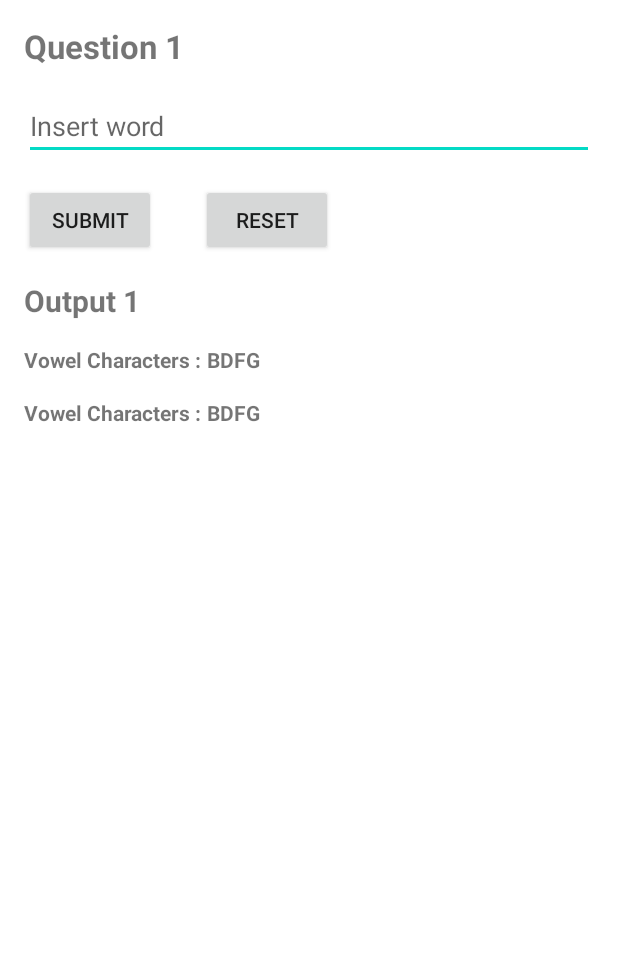
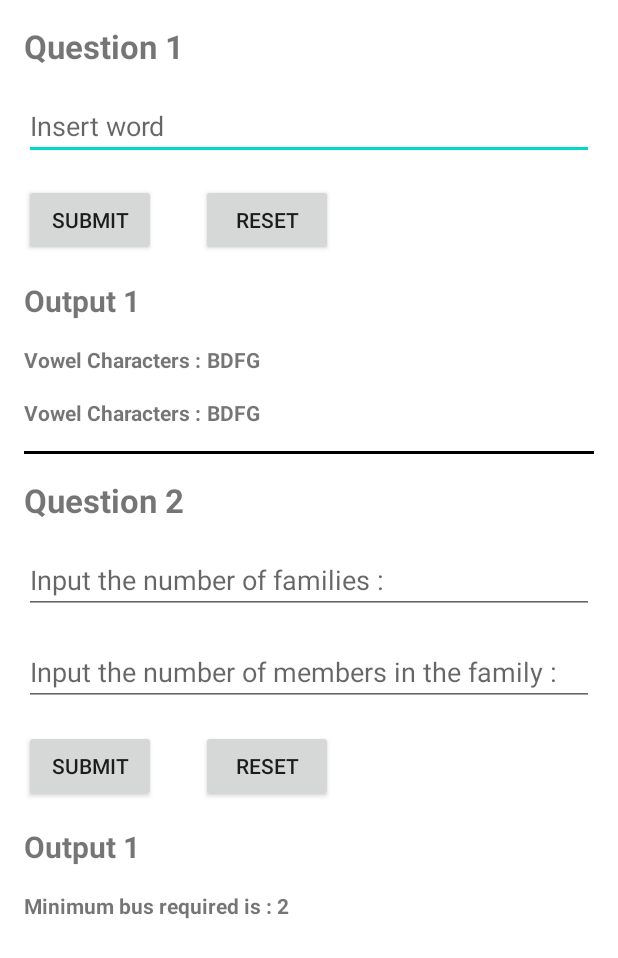
Before and after one commit to FarouqAnNajaby/NawaDataTestV5, an Android app: the layout activity_main.xml on its own in the app's theme, with its tools: preview values and no code run, on a phone screen of 412 x 824 dp. Shown: the top 958 px of the screen. Run offline under Robolectric (Android 15) with nearby library versions, the phone set to English and light mode, and no system bars.

Commit message:
done question 2 and fix bug question 1 konsonan

```diff
--- a/app/src/main/java/com/example/nawadata/MainActivity.kt
+++ b/app/src/main/java/com/example/nawadata/MainActivity.kt
@@ -1,7 +1,6 @@
 package com.example.nawadata
 
 import android.os.Bundle
-import android.util.Log
 import android.widget.Toast
 import androidx.appcompat.app.AppCompatActivity
 import com.example.nawadata.databinding.ActivityMainBinding
@@ -10,8 +9,8 @@ class MainActivity : AppCompatActivity() {
 
     private lateinit var binding: ActivityMainBinding
     private val listVocal = arrayListOf<String>()
-    private val filterListVocal = arrayListOf<String>()
-    private val listKonsonan = arrayListOf<Char>()
+    private val listKonsonan = arrayListOf<String>()
+    private val listMember = arrayListOf<Int>()
 
     override fun onCreate(savedInstanceState: Bundle?) {
         super.onCreate(savedInstanceState)
@@ -26,11 +25,13 @@ class MainActivity : AppCompatActivity() {
                         listVocal.add(char.toString())
                     }
                     else{
-                        listKonsonan.add(char)
+                        listKonsonan.add(char.toString())
                     }
                 }
                 val dataVocal = convertToString(listVocal)
+                val dataKonsonan = convertToString(listKonsonan)
                 binding.tvHasilVokal.text = " $dataVocal"
+                binding.tvHasilKonsonan.text = " $dataKonsonan"
             }
             else{
                 Toast.makeText(this, "Please insert word", Toast.LENGTH_SHORT).show()
@@ -40,16 +41,49 @@ class MainActivity : AppCompatActivity() {
 
         binding.buttonReset.setOnClickListener {
             listVocal.clear()
+            listKonsonan.clear()
             binding.edtSoal1.setText("")
             binding.tvHasilKonsonan.text = ""
             binding.tvHasilVokal.text = ""
             binding.buttonHasil.isEnabled = true
         }
 
+        binding.buttonHasil2.setOnClickListener {
+            val dataCountFamily = binding.edtCountFamily.text
+            val dataCountMember = binding.edtMember.text
+            if (dataCountFamily?.isNotBlank() == true && dataCountMember?.isNotBlank() == true){
+                val countFamilies = dataCountFamily.toString().toInt()
+                val countMember = dataCountMember.toString().replace("\\s".toRegex(), "").length
+                if (countFamilies != countMember){
+                    Toast.makeText(this, "Input must be equal with count of family", Toast.LENGTH_SHORT).show()
+                }
+                else{
+                    val data = binding.edtMember.text.toString().replace("\\s".toRegex(), "")
+                    data.forEach {
+                        listMember.add(it.toString().toInt())
+                    }
+                    val sum = listMember.sum()
+                    val maxPassenger = 4
+                    var totalBus = sum / maxPassenger
+                    if (sum % maxPassenger != 0){
+                        totalBus += 1
+                    }
+                    Toast.makeText(this, totalBus.toString(), Toast.LENGTH_SHORT).show()
+                }
+            }
+            binding.buttonHasil2.isEnabled = false
+        }
+
+        binding.buttonReset2.setOnClickListener {
+            listMember.clear()
+            binding.edtMember.setText("")
+            binding.edtCountFamily.setText("")
+            binding.buttonHasil2.isEnabled = true
+        }
+
     }
 
     private fun convertToString(arrayList: ArrayList<String>): String {
-        var s = ""
         val data = arrayList.groupBy { it.first().lowercase() }
         val list = arrayListOf<String>()
         data.forEach { (_, u) ->
@@ -57,7 +91,6 @@ class MainActivity : AppCompatActivity() {
                 list.add(it)
             }
         }
-        s = list.joinToString("")
-        return s
+        return list.joinToString("").replace("\\s".toRegex(), "").lowercase()
     }
 }
--- a/app/src/main/res/layout/activity_main.xml
+++ b/app/src/main/res/layout/activity_main.xml
@@ -107,6 +107,99 @@
             android:layout_marginTop="16dp"
             android:textStyle="bold"/>
 
+        <View
+            android:id="@+id/view"
+            android:layout_width="match_parent"
+            android:layout_height="2dp"
+            android:background="@color/black"
+            android:layout_marginTop="16dp"
+            app:layout_constraintTop_toBottomOf="@+id/tvHasilKonsonan"/>
+
+        <TextView
+            android:id="@+id/tvSoal2"
+            android:layout_width="wrap_content"
+            android:layout_height="wrap_content"
+            android:text="@string/soal_2"
+            android:fontFamily="sans-serif"
+            android:textSize="22sp"
+            app:layout_constraintStart_toStartOf="parent"
+            app:layout_constraintTop_toBottomOf="@+id/view"
+            android:layout_marginTop="16dp"
+            android:textStyle="bold"/>
+
+        <androidx.appcompat.widget.AppCompatEditText
+            android:id="@+id/edtCountFamily"
+            android:layout_width="match_parent"
+            android:layout_height="wrap_content"
+            app:layout_constraintTop_toBottomOf="@id/tvSoal2"
+            android:layout_marginTop="16dp"
+            android:hint="@string/input_number_family"
+            android:inputType="number"/>
+
+        <androidx.appcompat.widget.AppCompatEditText
+            android:id="@+id/edtMember"
+            android:layout_width="match_parent"
+            android:layout_height="wrap_content"
+            app:layout_constraintTop_toBottomOf="@id/edtCountFamily"
+            android:layout_marginTop="16dp"
+            android:hint="@string/member_family"
+            android:inputType="text"
+            android:digits="0,1,2,3,4,5,6,7,8,9,
+"/>
+
+        <androidx.appcompat.widget.AppCompatButton
+            android:id="@+id/buttonHasil2"
+            android:layout_width="wrap_content"
+            android:layout_height="wrap_content"
+            app:layout_constraintTop_toBottomOf="@id/edtMember"
+            android:layout_marginTop="16dp"
+            android:text="@string/Submit"
+            app:layout_constraintStart_toStartOf="parent"/>
+
+        <androidx.appcompat.widget.AppCompatButton
+            android:id="@+id/buttonReset2"
+            android:layout_width="wrap_content"
+            android:layout_height="wrap_content"
+            app:layout_constraintTop_toBottomOf="@id/edtMember"
+            android:layout_marginStart="30dp"
+            android:layout_marginTop="16dp"
+            android:text="@string/reset"
+            app:layout_constraintStart_toEndOf="@id/buttonHasil2"/>
+
+        <TextView
+            android:id="@+id/tvHasil2"
+            android:layout_width="wrap_content"
+            android:layout_height="wrap_content"
+            android:text="@string/output_1"
+            app:layout_constraintTop_toBottomOf="@+id/buttonHasil2"
+            android:fontFamily="sans-serif"
+            app:layout_constraintStart_toStartOf="parent"
+            android:layout_marginTop="16dp"
+            android:textSize="20sp"
+            android:textStyle="bold"/>
+
+        <TextView
+            android:id="@+id/tvQuestion2"
+            android:layout_width="wrap_content"
+            android:layout_height="wrap_content"
+            android:text="@string/minimun_bus"
+            app:layout_constraintTop_toBottomOf="@+id/tvHasil2"
+            android:fontFamily="sans-serif"
+            app:layout_constraintStart_toStartOf="parent"
+            android:layout_marginTop="16dp"
+            android:textStyle="bold"/>
+
+        <TextView
+            android:id="@+id/tvAn"
+            android:layout_width="wrap_content"
+            android:layout_height="wrap_content"
+            tools:text=" 2"
+            android:fontFamily="sans-serif"
+            app:layout_constraintTop_toBottomOf="@+id/tvHasil2"
+            app:layout_constraintStart_toEndOf="@+id/tvQuestion2"
+            android:layout_marginTop="16dp"
+            android:textStyle="bold"/>
+
     </androidx.constraintlayout.widget.ConstraintLayout>
 
 </ScrollView>
--- a/app/src/main/res/values/strings.xml
+++ b/app/src/main/res/values/strings.xml
@@ -6,4 +6,8 @@
     <string name="Submit">Submit</string>
     <string name="insert_word">Insert word</string>
     <string name="reset">Reset</string>
+    <string name="minimun_bus">Minimum bus required is :</string>
+    <string name="input_number_family">Input the number of families :</string>
+    <string name="member_family">Input the number of members in the family :</string>
+    <string name="soal_2">Question 2</string>
 </resources>
```
